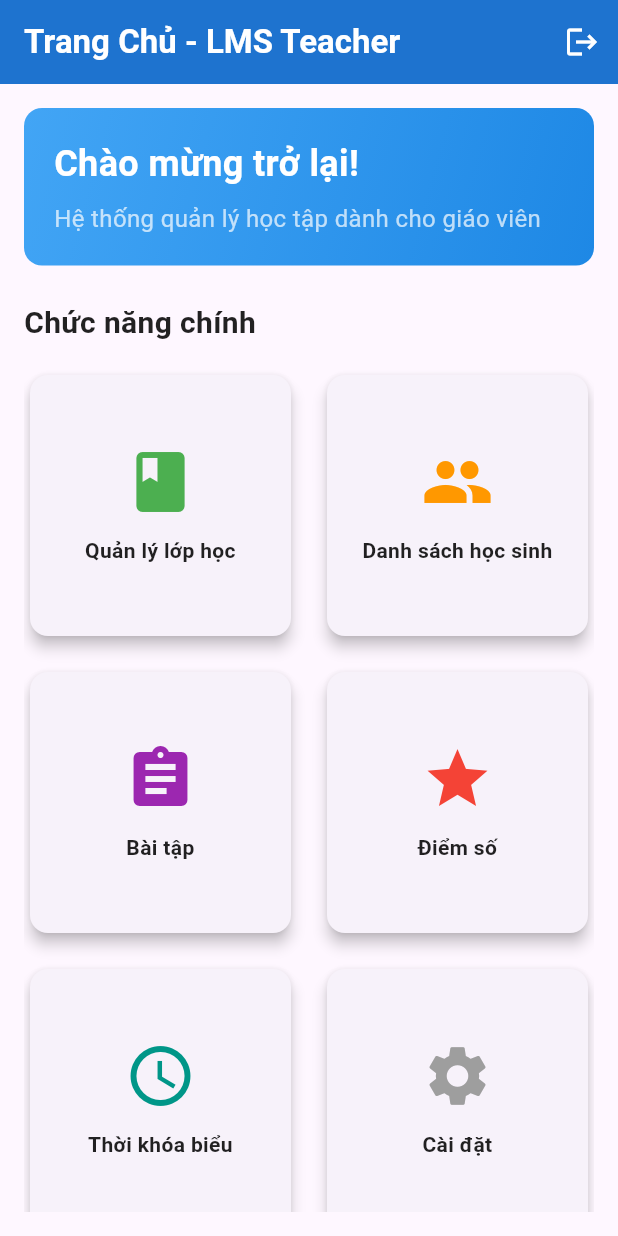
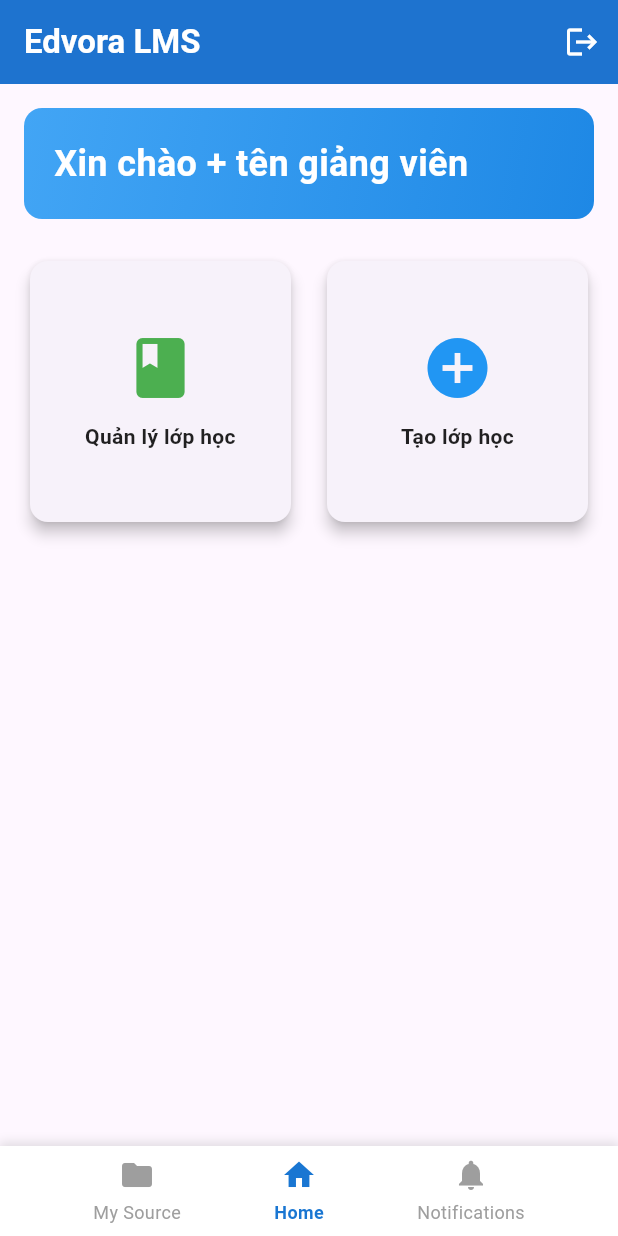
Before and after one commit to dinhvanphi/LMS, a Flutter app: the HomePageScreen screen opened directly, on a phone screen of 412 x 824 dp. Run offline on Flutter 3.47's test engine with Material 3 defaults, Android fonts, the light colour scheme and no system bars; our stand-ins replace shared_preferences; accounts and stored records are empty.

Commit message:
fix UI , change color

```diff
--- a/Teacher/edvora/lib/screens/homaPageScreen.dart
+++ b/Teacher/edvora/lib/screens/homaPageScreen.dart
@@ -15,7 +15,7 @@ class _HomePageScreenState extends State<HomePageScreen> {
     return Scaffold(
       appBar: AppBar(
         title: const Text(
-          'Trang Chủ - LMS Teacher',
+          'Edvora LMS',
           style: TextStyle(
             color: Colors.white,
             fontWeight: FontWeight.bold,
@@ -54,19 +54,11 @@ class _HomePageScreenState extends State<HomePageScreen> {
                 crossAxisAlignment: CrossAxisAlignment.start,
                 children: [
                   Text(
-                    'Chào mừng trở lại!',
+                    'Xin chào + tên giảng viên',
                     style: TextStyle(
                       fontSize: 24,
                       fontWeight: FontWeight.bold,
                       color: Colors.white,
-                    ),
-                  ),
-                  SizedBox(height: 8),
-                  Text(
-                    'Hệ thống quản lý học tập dành cho giáo viên',
-                    style: TextStyle(
-                      fontSize: 16,
-                      color: Colors.white70,
                     ),
                   ),
                 ],
@@ -74,18 +66,6 @@ class _HomePageScreenState extends State<HomePageScreen> {
             ),
 
             const SizedBox(height: 24),
-
-            // Tiêu đề menu chức năng
-            const Text(
-              'Chức năng chính',
-              style: TextStyle(
-                fontSize: 20,
-                fontWeight: FontWeight.bold,
-                color: Colors.black87,
-              ),
-            ),
-
-            const SizedBox(height: 16),
 
             // Grid menu chức năng
             Expanded(
@@ -103,47 +83,56 @@ class _HomePageScreenState extends State<HomePageScreen> {
                     },
                   ),
                   _buildMenuCard(
-                    icon: Icons.people,
-                    title: 'Danh sách học sinh',
-                    color: Colors.orange,
+                    icon: Icons.add_circle,
+                    title: 'Tạo lớp học',
+                    color: Colors.blue,
                     onTap: () {
-                      // TODO: Navigate to student list
-                    },
-                  ),
-                  _buildMenuCard(
-                    icon: Icons.assignment,
-                    title: 'Bài tập',
-                    color: Colors.purple,
-                    onTap: () {
-                      // TODO: Navigate to assignments
-                    },
-                  ),
-                  _buildMenuCard(
-                    icon: Icons.grade,
-                    title: 'Điểm số',
-                    color: Colors.red,
-                    onTap: () {
-                      // TODO: Navigate to grades
-                    },
-                  ),
-                  _buildMenuCard(
-                    icon: Icons.schedule,
-                    title: 'Thời khóa biểu',
-                    color: Colors.teal,
-                    onTap: () {
-                      // TODO: Navigate to schedule
-                    },
-                  ),
-                  _buildMenuCard(
-                    icon: Icons.settings,
-                    title: 'Cài đặt',
-                    color: Colors.grey,
-                    onTap: () {
-                      // TODO: Navigate to settings
+                      // TODO: Navigate to create class
                     },
                   ),
                 ],
               ),
+            ),
+          ],
+        ),
+      ),
+      bottomNavigationBar: Container(
+        height: 60,
+        decoration: BoxDecoration(
+          color: Colors.white,
+          boxShadow: [
+            BoxShadow(
+              color: Colors.grey.withOpacity(0.3),
+              spreadRadius: 1,
+              blurRadius: 5,
+              offset: const Offset(0, -2),
+            ),
+          ],
+        ),
+        child: Row(
+          mainAxisAlignment: MainAxisAlignment.spaceEvenly,
+          children: [
+            _buildBottomNavButton(
+              icon: Icons.folder,
+              label: 'My Source',
+              onTap: () {
+                // TODO: Navigate to My Source
+              },
+            ),
+            _buildBottomNavButton(
+              icon: Icons.home,
+              label: 'Home',
+              isSelected: true,
+              onTap: () {
+                // Already on home page
+              },
+            ),
+            _buildBottomNavButton(
+              icon: Icons.notifications,
+              label: 'Notifications',
+              onTap: () {
+                // TODO: Navigate to Notifications
+              },
             ),
           ],
         ),
@@ -195,6 +184,36 @@ class _HomePageScreenState extends State<HomePageScreen> {
     );
   }
 
+  Widget _buildBottomNavButton({
+    required IconData icon,
+    required String label,
+    required VoidCallback onTap,
+    bool isSelected = false,
+  }) {
+    return GestureDetector(
+      onTap: onTap,
+      child: Column(
+        mainAxisAlignment: MainAxisAlignment.center,
+        children: [
+          Icon(
+            icon,
+            color: isSelected ? Colors.blue[700] : Colors.grey,
+            size: 24,
+          ),
+          const SizedBox(height: 4),
+          Text(
+            label,
+            style: TextStyle(
+              color: isSelected ? Colors.blue[700] : Colors.grey,
+              fontSize: 12,
+              fontWeight: isSelected ? FontWeight.w600 : FontWeight.normal,
+            ),
+          ),
+        ],
+      ),
+    );
+  }
+
   void _showLogoutDialog() {
     showDialog(
       context: context,
--- a/Teacher/edvora/lib/screens/splashScreen.dart
+++ b/Teacher/edvora/lib/screens/splashScreen.dart
@@ -39,7 +39,7 @@ class _SplashScreenState extends State<SplashScreen> with SingleTickerProviderSt
   @override
   Widget build(BuildContext context) {
     return Scaffold(
-      backgroundColor: Color(0xFFB23B3B),
+      backgroundColor: Colors.blue[700],
       body: Center(
         child: FadeTransition(
           opacity: _animation,
```
Also changed, not shown: Teacher/edvora/lib/screens/loginScreen.dart (+7 -7 lines), Teacher/edvora/lib/screens/otpScreen.dart (+8 -8 lines), Teacher/edvora/lib/screens/signupScreen.dart (+11 -13 lines).
